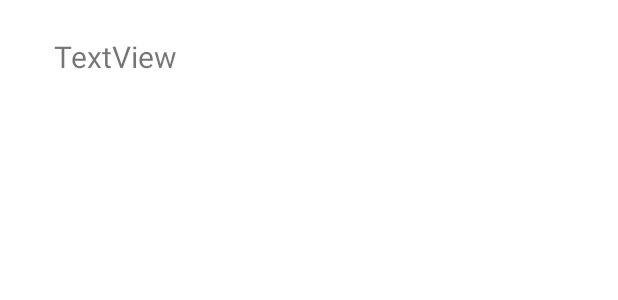
After one commit to akanksha-akkihal/POLL-App, an Android app: the layout list_row.xml on its own in the app's theme, with its tools: preview values and no code run, on a phone screen of 412 x 824 dp. The commit adds this screen. Shown: the top 300 px of the screen. Run offline under Robolectric (Android 15) with nearby library versions, the phone set to English and light mode, and no system bars.

Commit message:
recycler view

```diff
--- a/app/src/main/java/com/example/pollingapp/pollInfo.java
+++ b/app/src/main/java/com/example/pollingapp/pollInfo.java
@@ -1,10 +1,13 @@
 package com.example.pollingapp;
+
+import java.security.Timestamp;
 
 public class pollInfo {
     private String question;
     private String option1;
     private String option2;
     private String userId;
+
 
     public pollInfo() {
     }
@@ -14,6 +17,7 @@ public class pollInfo {
         this.option1 = option1;
         this.option2 = option2;
         this.userId = userId;
+
     }
 
     public String getQuestion() {
@@ -47,4 +51,6 @@ public class pollInfo {
     public void setUserId(String userId) {
         this.userId = userId;
     }
+
+
 }
--- /dev/null
+++ b/app/src/main/res/layout/list_row.xml
@@ -0,0 +1,22 @@
+<?xml version="1.0" encoding="utf-8"?>
+<androidx.constraintlayout.widget.ConstraintLayout xmlns:android="http://schemas.android.com/apk/res/android"
+    xmlns:app="http://schemas.android.com/apk/res-auto"
+    xmlns:tools="http://schemas.android.com/tools"
+    android:layout_width="match_parent"
+    android:layout_height="wrap_content">
+
+    <TextView
+        android:id="@+id/listRow"
+        android:layout_width="340dp"
+        android:layout_height="wrap_content"
+        android:layout_marginStart="16dp"
+        android:layout_marginTop="24dp"
+        android:layout_marginEnd="16dp"
+        android:layout_marginBottom="24dp"
+        android:text="TextView"
+        android:textSize="20sp"
+        app:layout_constraintBottom_toBottomOf="parent"
+        app:layout_constraintEnd_toEndOf="parent"
+        app:layout_constraintStart_toStartOf="parent"
+        app:layout_constraintTop_toTopOf="parent" />
+</androidx.constraintlayout.widget.ConstraintLayout>
```
Also changed, not shown: app/src/main/java/com/example/pollingapp/MainActivity.java (+29 -8 lines), app/src/main/java/com/example/pollingapp/PollRecyclerAdapter.java (added, +43 -0 lines), app/src/main/java/com/example/pollingapp/createPoll.java (+7 -0 lines), app/src/main/res/layout/content_main.xml (+5 -4 lines).
